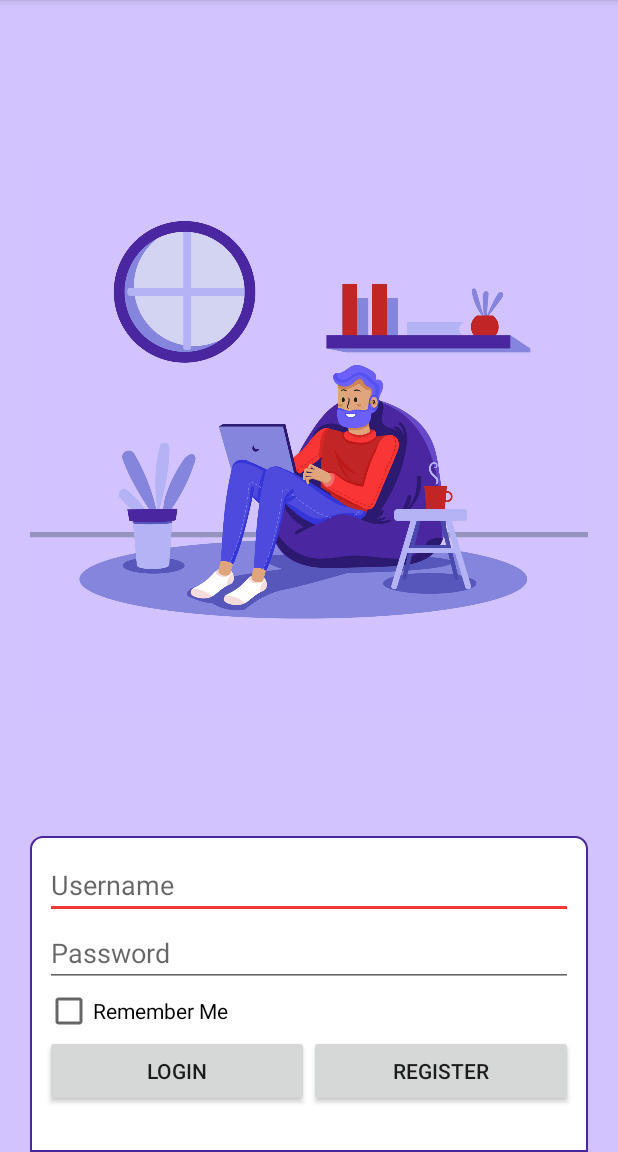
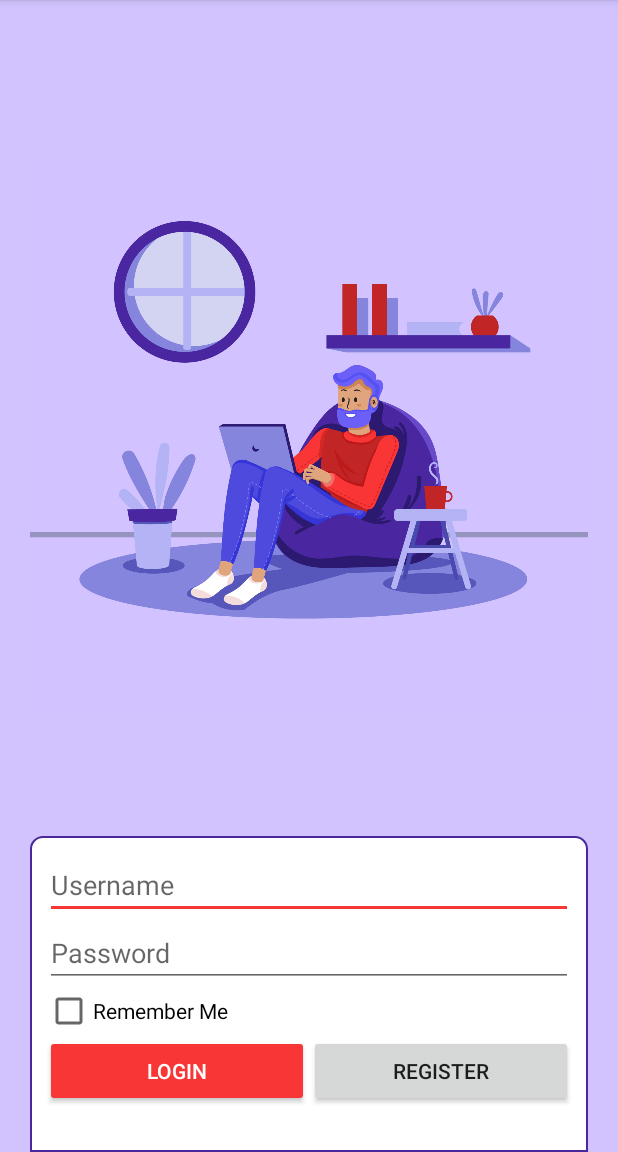
Before and after one commit to andres-vasquez-coderoad-com/progra3-2020, an Android app: the screen it shows after launch (LoginActivity), on a phone screen of 412 x 824 dp, the part 84-1236 px from its top. Run offline under Robolectric (Android 15) with nearby library versions, the phone set to English and light mode, and no system bars.

Commit message:
Login UI completo 2

```diff
--- a/app/src/main/res/layout/activity_login.xml
+++ b/app/src/main/res/layout/activity_login.xml
@@ -5,8 +5,8 @@
     android:layout_width="match_parent"
     android:layout_height="match_parent"
     android:background="@color/background"
+    android:paddingStart="20dp"
     android:paddingTop="20dp"
-    android:paddingStart="20dp"
     android:paddingEnd="20dp"
     tools:context=".LoginActivity">
 
@@ -47,6 +47,7 @@
 
             <Button
                 android:id="@+id/loginButton"
+                style="@style/Widget.AppCompat.Button.Colored"
                 android:layout_width="wrap_content"
                 android:layout_height="wrap_content"
                 android:layout_weight="1"
@@ -65,8 +66,8 @@
         android:id="@+id/loginImageView"
         android:layout_width="wrap_content"
         android:layout_height="match_parent"
+        android:layout_above="@id/formLinearLayout"
         android:adjustViewBounds="true"
-        android:layout_above="@id/formLinearLayout"
         android:src="@drawable/login" />
 
 </RelativeLayout>
```
